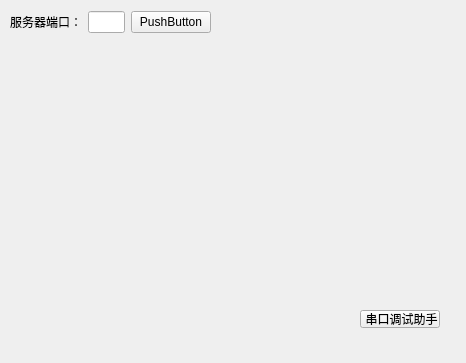
Above: settingform.ui from BedTang/LAProject before the change. Below: the same form after it.
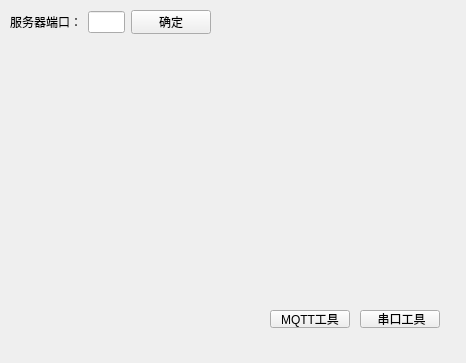
That is the form after the change.

```diff
--- a/settingform.ui
+++ b/settingform.ui
@@ -36,7 +36,7 @@
     <item>
      <widget class="QPushButton" name="pushButton">
       <property name="text">
-       <string>PushButton</string>
+       <string>确定</string>
       </property>
      </widget>
     </item>
@@ -52,7 +52,20 @@
     </rect>
    </property>
    <property name="text">
-    <string> 串口调试助手</string>
+    <string> 串口工具</string>
+   </property>
+  </widget>
+  <widget class="QPushButton" name="MQTTFormBtn">
+   <property name="geometry">
+    <rect>
+     <x>270</x>
+     <y>310</y>
+     <width>80</width>
+     <height>18</height>
+    </rect>
+   </property>
+   <property name="text">
+    <string>MQTT工具</string>
    </property>
   </widget>
  </widget>
```
Left out of the diff: 2 changed lines with no effect on the pictures.
